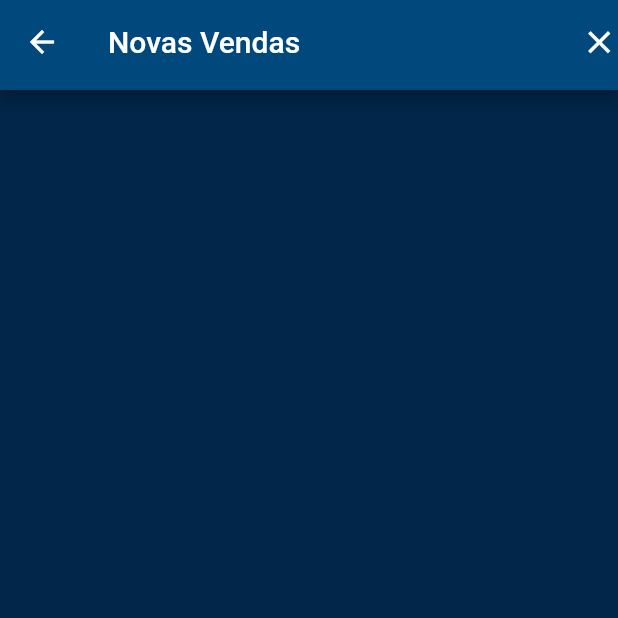
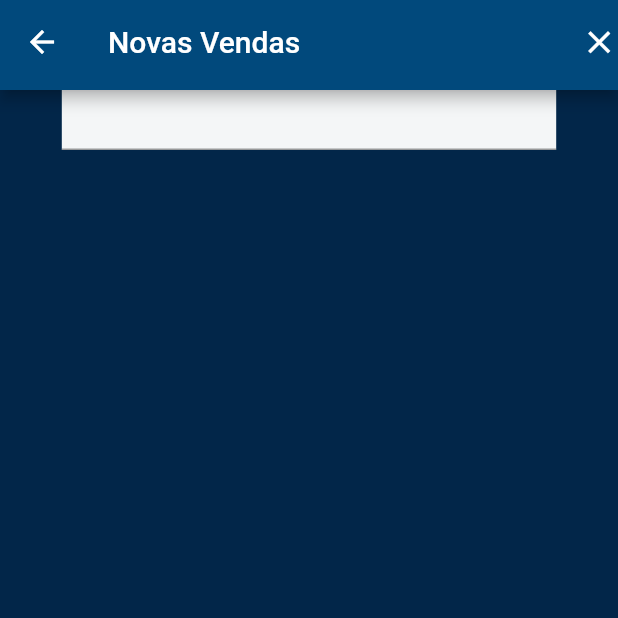
Before and after one commit to ArthurErn/forcavendas, a Flutter app: the SaleListPage screen opened directly, after a tap on the "search" icon, on a phone screen of 412 x 824 dp, the top half of it. Run offline on Flutter 3.47's test engine with Material 2 defaults, Android fonts, the phone set to English and light mode, and no system bars; our stand-ins replace auto_size_text, cherry_toast, flutter_mobx, font_awesome_flutter, geolocator, google_fonts and 3 more; accounts and stored records are empty; generated files the repository leaves out were written again.

Commit message:
Search Bar In Sale List Body Finished

```diff
--- a/lib/modules/ui/mobile/sale_list_page/components/sale_list_body.dart
+++ b/lib/modules/ui/mobile/sale_list_page/components/sale_list_body.dart
@@ -1,7 +1,9 @@
 import 'package:auto_size_text/auto_size_text.dart';
 import 'package:flutter/material.dart';
+import 'package:flutter_mobx/flutter_mobx.dart';
 import 'package:forca_vendas/modules/domain/usecases/general_query.dart';
 import 'package:forca_vendas/modules/external/database/database_connection.dart';
+import 'package:forca_vendas/modules/mobx_controllers/sale_list_controller.dart';
 import 'package:forca_vendas/modules/ui/extensions/string_extension.dart';
 import 'package:google_fonts/google_fonts.dart';
 import 'package:sqflite/sqflite.dart';
@@ -69,16 +71,16 @@ class _SaleListBodyState extends State<SaleListBody> {
     //   });
     // });
     getQuery();
-    print('============================');
-    print("${salesList.length}$salesList");
-    print("${salesListDisplay.length}$salesListDisplay");
     super.initState();
   }
 
   @override
   Widget build(BuildContext context) {
     //container do fundo
-    return Container(
+    return Stack(
+      alignment: Alignment.topCenter,
+      children: [
+        Container(
           width: MediaQuery.of(context).size.width,
           height: MediaQuery.of(context).size.height,
           color: const Color.fromARGB(255, 2, 38, 73),
@@ -152,7 +154,8 @@ class _SaleListBodyState extends State<SaleListBody> {
                           child: Column(
                             mainAxisAlignment: MainAxisAlignment.center,
                             children: [
-                          Text("${salesListDisplay[index]["tot_desc_prc"]}%",
+                              Text(
+                                  "${salesListDisplay[index]["tot_desc_prc"]}%",
                                   style: GoogleFonts.quicksand(
                                     color: Colors.white,
                                     fontWeight: FontWeight.w700,
@@ -190,6 +193,28 @@ class _SaleListBodyState extends State<SaleListBody> {
               );
             },
           ),
+        ),
+        Observer(builder: (_) {
+          return AnimatedContainer(
+            duration: const Duration(milliseconds: 300),
+            width: MediaQuery.of(context).size.width * 0.8,
+            height: saleListController.search ? 40 : 0,
+            color: Color.fromARGB(244, 255, 255, 255),
+            child: TextFormField(
+              onChanged: (value) {
+                setState(() {
+                  salesListDisplay = salesList.where((element) {
+                    return element["nome_cliente"]
+                        .toString()
+                        .toUpperCase()
+                        .contains(value.toUpperCase());
+                  }).toList();
+                });
+              },
+            ),
+          );
+        }),
+      ],
     );
   }
 }
```
Lines whose indentation alone changed are shown as unchanged.
